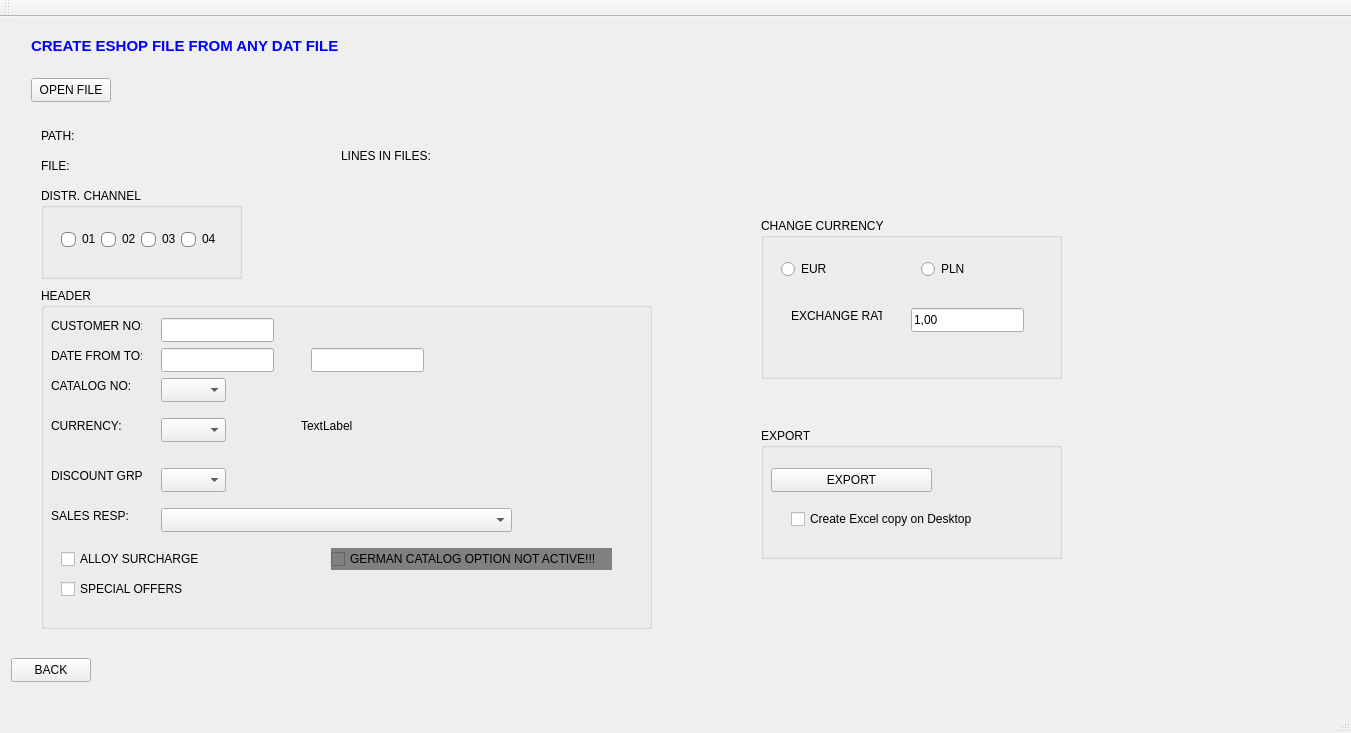
Qt form ui/Fachurnik_C.ui (michalmielc/fachurnik_qt_cpp) before a commit.
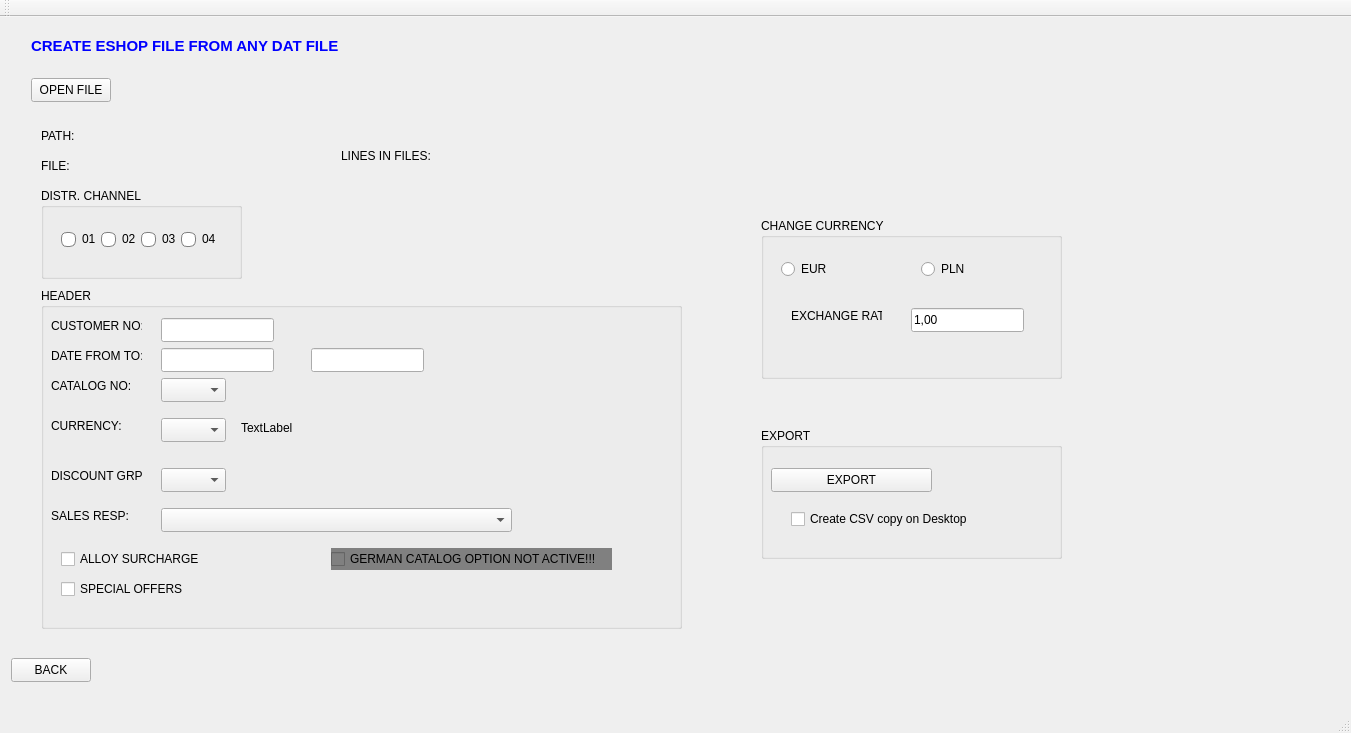
The same form after that commit.

```diff
--- a/ui/Fachurnik_C.ui
+++ b/ui/Fachurnik_C.ui
@@ -275,7 +275,7 @@
          <rect>
           <x>30</x>
           <y>260</y>
-          <width>611</width>
+          <width>641</width>
           <height>341</height>
          </rect>
         </property>
@@ -481,10 +481,10 @@
         <widget class="QLabel" name="lblControlCurrency">
          <property name="geometry">
           <rect>
-           <x>260</x>
+           <x>200</x>
            <y>130</y>
-           <width>231</width>
-           <height>16</height>
+           <width>421</width>
+           <height>20</height>
           </rect>
          </property>
          <property name="text">
@@ -527,7 +527,7 @@
           </rect>
          </property>
          <property name="text">
-          <string>Create Excel copy on Desktop</string>
+          <string>Create CSV copy on Desktop</string>
          </property>
         </widget>
        </widget>
```
Left out of the diff: 12 changed lines with no effect on the pictures.
